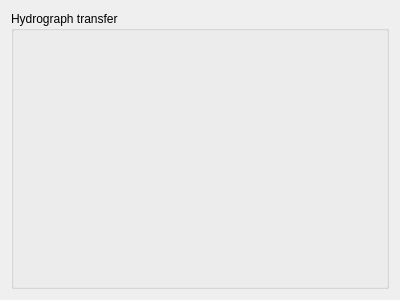
Above: src/ui/reoshydraulicnetworkwidget.ui from vcloarec/ReosProject before the change. Below: the same form after it.
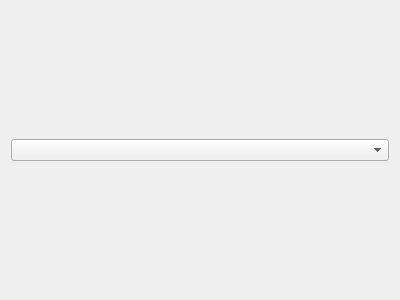
That is the form after the change.

Diff of the .ui file:
```diff
--- a/src/ui/reoshydraulicnetworkwidget.ui
+++ b/src/ui/reoshydraulicnetworkwidget.ui
@@ -15,12 +15,7 @@
   </property>
   <layout class="QVBoxLayout" name="verticalLayout">
    <item>
-    <widget class="QGroupBox" name="groupBoxHydrographTransfer">
-     <property name="title">
-      <string>Hydrograph transfer</string>
-     </property>
-     <layout class="QVBoxLayout" name="verticalLayout_2"/>
-    </widget>
+    <widget class="QComboBox" name="comboBoxMeteo"/>
    </item>
   </layout>
  </widget>
```
